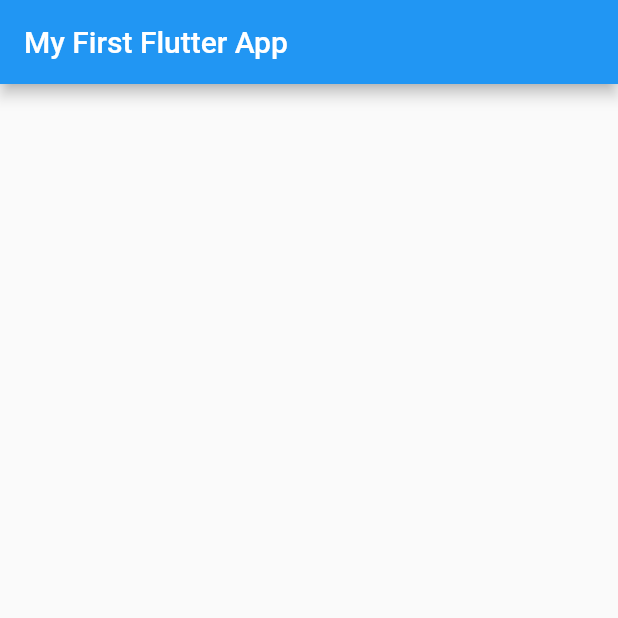
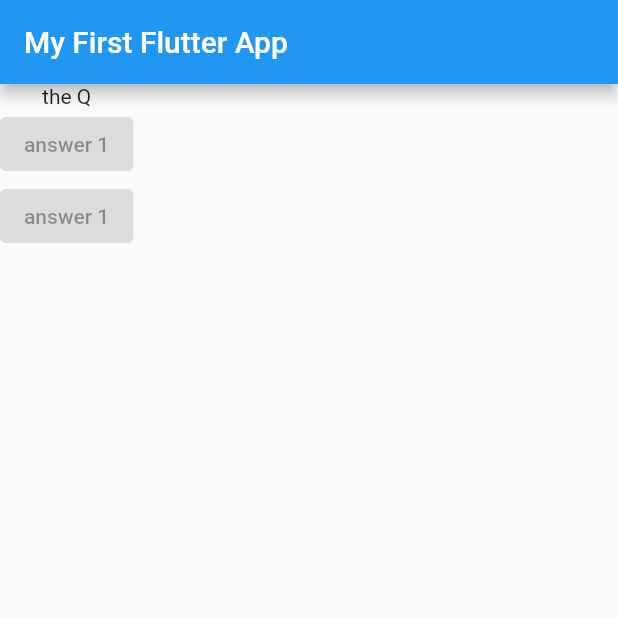
Before and after one commit to gwabstech/flutter_complete_guide, a Flutter app: the screen it shows after launch, on a phone screen of 412 x 824 dp, the top half of it. Run offline on Flutter 3.47's test engine with Material 2 defaults, Android fonts, the phone set to English and light mode, and no system bars.

Commit message:
Elivated button

```diff
--- a/lib/main.dart
+++ b/lib/main.dart
@@ -7,12 +7,28 @@ class MyApp extends StatelessWidget {
 
   @override
   Widget build(BuildContext context) {
+    var question = [
+      'what/s my name',
+      'how old am i',
+    ];
     return MaterialApp(
       home: Scaffold(
-        appBar: AppBar(
-          title: const Text('My First Flutter App'),
-        ),
-      ),
+          appBar: AppBar(
+            title: const Text('My First Flutter App'),
+          ),
+          body: Column(
+            children: const [
+              Text('the Q'),
+              ElevatedButton(
+                onPressed: null,
+                child: Text('answer 1'),
+              ),
+              ElevatedButton(
+                onPressed: null,
+                child: Text('answer 1'),
+              ),
+            ],
+          )),
     );
   }
 }
```
